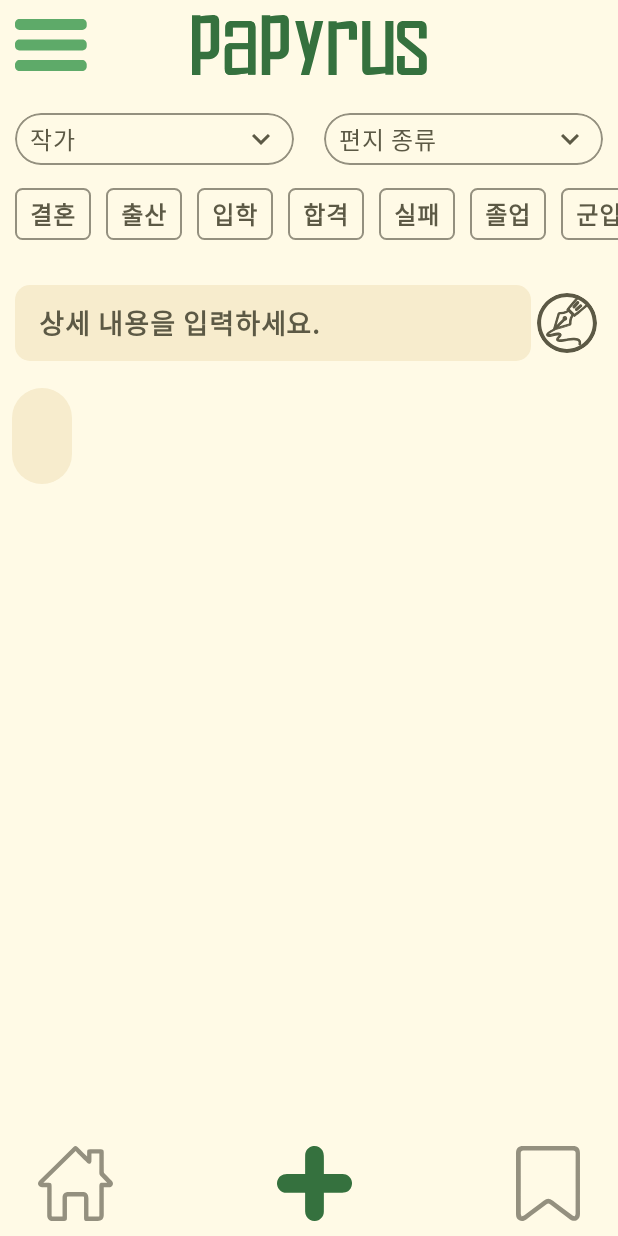
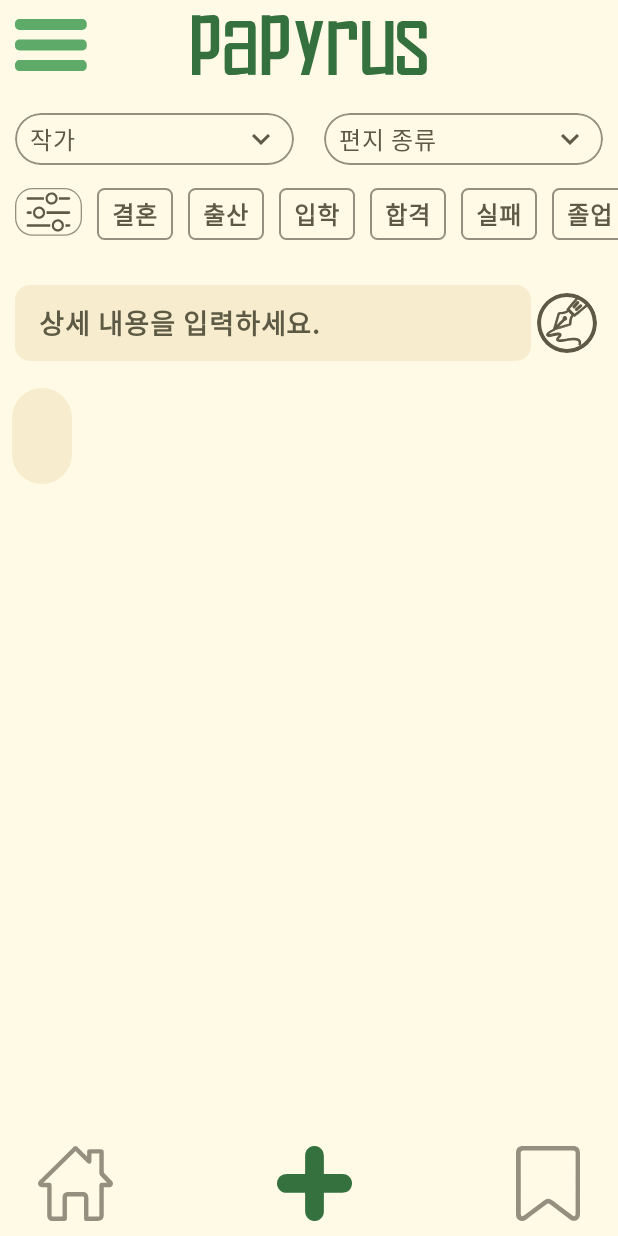
Before and after one commit to YEOGIL/Papyrus, an Android app built with Jetpack Compose: the screen it shows after launch (MainActivity), after a tap on "윤동주", on a phone screen of 412 x 824 dp. Run offline under Robolectric (Android 15) with nearby library versions, the phone set to English and light mode, and no system bars.

Commit message:
필터들 임시 clickable 추가, 홈 화면에서 작가 테마 나오게 설정

```diff
--- a/app/src/main/java/com/intel/papyrusbaby/PersonCategory.kt
+++ b/app/src/main/java/com/intel/papyrusbaby/PersonCategory.kt
@@ -7,7 +7,7 @@ sealed class PersonCategory(
     val tags: List<String>
 ) {
     data object YoonDongJu : PersonCategory("윤동주", R.drawable.yoondongju, "잎새에 이는 바람에도\n" +
-            "나는 괴로워했다.", tags = listOf("시인"))
+            "나는 괴로워했다.", tags = listOf("시인", "독립운동가"))
     data object KimSoweol : PersonCategory("김소월", R.drawable.yoondongju, "Greek philosopher", tags = listOf("정치인", "비즈니스", "격식있는"))
     data object Obama : PersonCategory("오바마", R.drawable.yoondongju, "44th US President", tags = listOf("Politics", "Business", "Media"))
 
--- a/app/src/main/java/com/intel/papyrusbaby/screen/HomeScreen.kt
+++ b/app/src/main/java/com/intel/papyrusbaby/screen/HomeScreen.kt
@@ -90,7 +90,9 @@ val  writerType = listOf("작가", "대통령", "재외동포 박현진", "시
                                 shape = RoundedCornerShape(5.dp),
                                 color = Color(0xFF94907F)
                             )
-                            .padding(horizontal = 10.dp, vertical = 5.dp))
+                            .clickable{}
+                            .padding(horizontal = 10.dp, vertical = 5.dp)
+                    )
                     Spacer(modifier = Modifier.size(10.dp))
                 }
                 Spacer(modifier = Modifier.size(10.dp))
@@ -119,7 +121,6 @@ fun PersonBox(person: PersonCategory, navController: NavController) {
             .clickable {
                 navController.navigate("write") {
                     launchSingleTop = true
-                    popUpTo("home")
                 }
             },
         contentAlignment = Alignment.Center
@@ -156,6 +157,14 @@ fun PersonBox(person: PersonCategory, navController: NavController) {
                     .align(Alignment.CenterHorizontally)
                     .padding(10.dp)
             )
+            Text(
+                person.tags.joinToString(" "),
+                fontSize = 12.sp,
+                lineHeight = 16.sp,
+                modifier = Modifier
+                    .align(Alignment.CenterHorizontally)
+                    .padding(10.dp)
+            )
         }
     }
 }
--- a/app/src/main/java/com/intel/papyrusbaby/screen/WriteLetterScreen.kt
+++ b/app/src/main/java/com/intel/papyrusbaby/screen/WriteLetterScreen.kt
@@ -126,6 +126,8 @@ fun WriteLetterScreen(navController: NavController) {
             val  docType = listOf("결혼", "출산", "입학", "합격", "실패", "졸업", "군입대", "환갑", "상견례", "크리스마스", "삼일절", "광복절", "개천절", "부활절", "개업")
             Row(modifier = Modifier.horizontalScroll(rememberScrollState())) {
                 Spacer(modifier = Modifier.size(10.dp))
+                Icon(painter = painterResource(id = R.drawable.icon_filter), contentDescription = "themeFilter", tint = Color.Unspecified, modifier = Modifier.clickable{})
+                Spacer(modifier = Modifier.size(10.dp))
                 docType.forEach{ writer ->
                     Text(
                         text = writer,
@@ -138,6 +140,7 @@ fun WriteLetterScreen(navController: NavController) {
                                 shape = RoundedCornerShape(5.dp),
                                 color = Color(0xFF94907F)
                             )
+                            .clickable{}
                             .padding(horizontal = 10.dp, vertical = 5.dp))
                     Spacer(modifier = Modifier.size(10.dp))
                 }
```
